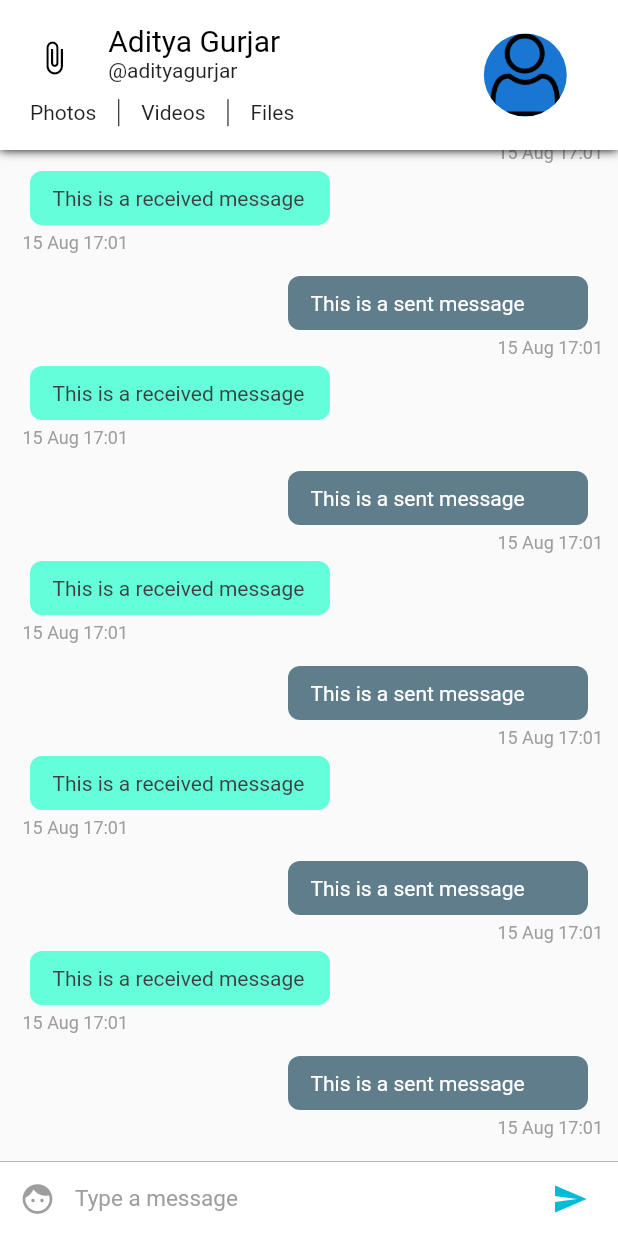
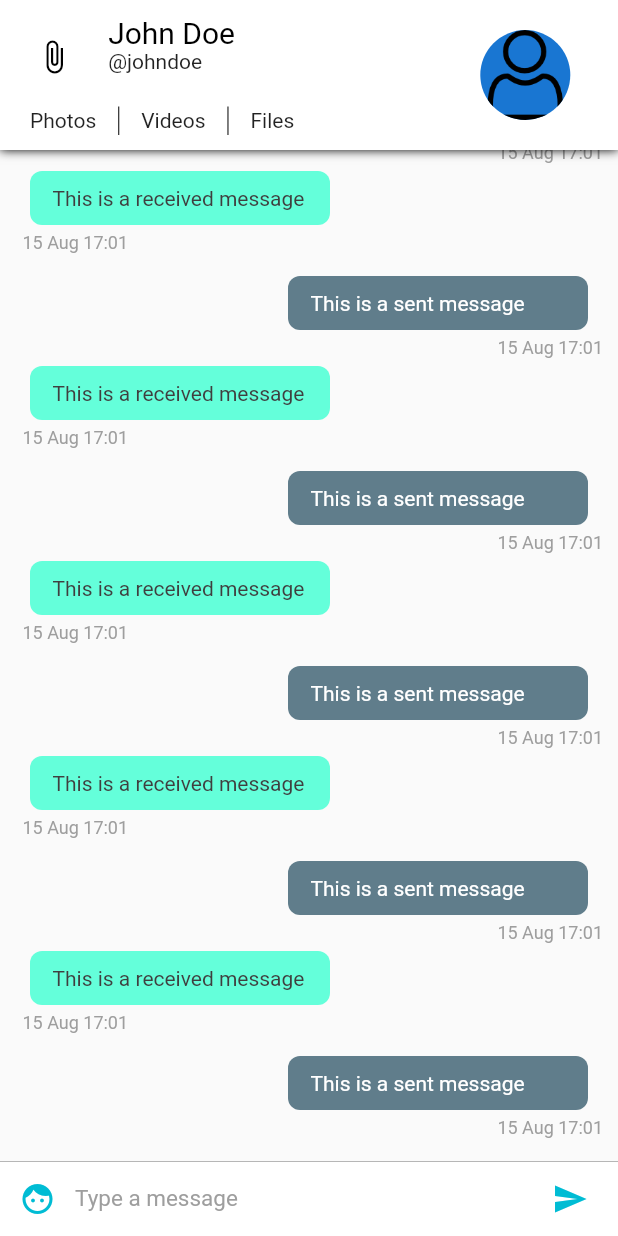
Before and after one commit to carlosProgrammer/messatge, a Flutter app: the screen it shows after launch, on a phone screen of 412 x 824 dp. Run offline on Flutter 3.47's test engine with Material 2 defaults, Android fonts, the phone set to English and light mode, and no system bars.

```diff
--- a/lib/pages/ConversationPage.dart
+++ b/lib/pages/ConversationPage.dart
@@ -7,6 +7,7 @@ import 'package:messatge/widgets/InputWidget.dart';
 class ConversationPage extends StatefulWidget {
   @override
   _ConversationPageState createState() => _ConversationPageState();
+  const ConversationPage();
 }
 
 class _ConversationPageState extends State<ConversationPage> {
--- a/lib/pages/ConversationPageList.dart
+++ b/lib/pages/ConversationPageList.dart
@@ -6,6 +6,7 @@ class ConversationPageList extends StatefulWidget {
 
   @override
   _ConversationPageListState createState() => _ConversationPageListState();
+  const ConversationPageList();
 }
 
 class _ConversationPageListState extends State<ConversationPageList> {
--- a/lib/widgets/ChatAppBar.dart
+++ b/lib/widgets/ChatAppBar.dart
@@ -4,62 +4,79 @@ import 'package:messatge/config/Palette.dart';
 
 class ChatAppBar extends StatelessWidget implements PreferredSizeWidget {
   final double height = 100;
+
+  const ChatAppBar();
+
   @override
   Widget build(BuildContext context) {
-    var textHeading = TextStyle(color: Palette.primaryTextColor, fontSize: 20); // Text style for the name
-    var textStyle = TextStyle(color: Palette.secondaryTextColor); // Text style for everything else
+    var textHeading = TextStyle(
+        color: Palette.primaryTextColor,
+        fontSize: 20); // Text style for the name
+    var textStyle = TextStyle(
+        color: Palette.secondaryTextColor); // Text style for everything else
 
-    double width = MediaQuery.of(context).size.width; // calculate the screen width
     return Material(
         child: Container(
-            decoration: new BoxDecoration(boxShadow: [ //adds a shadow to the appbar
+            decoration: new BoxDecoration(boxShadow: [
+              //adds a shadow to the appbar
               new BoxShadow(
                 color: Colors.black,
                 blurRadius: 5.0,
-              )]),
-            child:  Container(
+              )
+            ]),
+            child: Container(
+                padding: EdgeInsets.only(top: 10, bottom: 10),
                 color: Palette.primaryBackgroundColor,
                 child: Row(children: <Widget>[
-                  Expanded( //we're dividing the appbar into 7 : 3 ratio. 7 is for content and 3 is for the display picture.
+                  Expanded(
+                    //we're dividing the appbar into 7 : 3 ratio. 7 is for content and 3 is for the display picture.
                       flex: 7,
                       child: Center(
                           child: Column(
                             mainAxisSize: MainAxisSize.min,
                             children: <Widget>[
-                              Container(
-                                  height: 70 - (width * .06),
+                              Expanded(
+                                  flex: 7,
+                                  child: Container(
                                       child: Row(
                                         crossAxisAlignment: CrossAxisAlignment.start,
                                         children: <Widget>[
                                           Expanded(
                                               flex: 2,
                                               child: Center(
-                                              child: Icon(
+                                                  child: IconButton(
+                                                      icon: Icon(
                                                         Icons.attach_file,
                                                         color: Palette.secondaryColor,
-                                              ))),
+                                                      ),
+                                                      onPressed: ()=>{}))),
                                           Expanded(
                                               flex: 6,
                                               child: Container(
                                                   child: Column(
                                                     crossAxisAlignment:
                                                     CrossAxisAlignment.start,
-                                                mainAxisAlignment: MainAxisAlignment.center,
+                                                    mainAxisAlignment:
+                                                    MainAxisAlignment.center,
                                                     mainAxisSize: MainAxisSize.min,
                                                     children: <Widget>[
-                                                  Text('Aditya Gurjar', style: textHeading),
-                                                  Text('@adityagurjar', style: textStyle)
+                                                      Text('John Doe',
+                                                          style: textHeading),
+                                                      Text('@johndoe',
+                                                          style: textStyle)
                                                     ],
                                                   ))),
                                         ],
-                                  )),
+                                      ))),
                               //second row containing the buttons for media
-                              Container(
-                                  height: 23,
+                              Expanded(
+                                  flex: 3,
+                                  child: Container(
                                       padding: EdgeInsets.fromLTRB(20, 5, 5, 0),
                                       child: Row(
                                         mainAxisAlignment: MainAxisAlignment.start,
-                                    crossAxisAlignment: CrossAxisAlignment.center,
+                                        crossAxisAlignment:
+                                        CrossAxisAlignment.center,
                                         children: <Widget>[
                                           Text(
                                             'Photos',
@@ -79,7 +96,7 @@ class ChatAppBar extends StatelessWidget implements PreferredSizeWidget {
                                           ),
                                           Text('Files', style: textStyle)
                                         ],
-                                  )),
+                                      ))),
                             ],
                           ))),
                   //This is the display picture
@@ -88,7 +105,7 @@ class ChatAppBar extends StatelessWidget implements PreferredSizeWidget {
                       child: Container(
                           child: Center(
                               child: CircleAvatar(
-                                radius: (80 - (width * .06)) / 2,
+                                radius: 30,
                                 backgroundImage: Image.asset(
                                   Assets.user,
                                 ).image,
--- a/lib/widgets/ChatItemWidget.dart
+++ b/lib/widgets/ChatItemWidget.dart
@@ -4,13 +4,13 @@ import 'package:intl/intl.dart';
 import 'package:messatge/config/Palette.dart';
 
 class ChatItemWidget extends StatelessWidget{
-  var index;
+  final int index;
 
-  ChatItemWidget(this.index);
+  const ChatItemWidget(this.index);
 
   @override
   Widget build(BuildContext context) {
-    // TODO: implement build
+
     if (index % 2 == 0) {
       //This is the sent message. We'll later use data from firebase instead of index to determine the message is sent or received.
       return Container(
--- a/lib/widgets/InputWidget.dart
+++ b/lib/widgets/InputWidget.dart
@@ -4,7 +4,9 @@ import 'package:messatge/config/Palette.dart';
 
 class InputWidget extends StatelessWidget {
 
-  final TextEditingController textEditingController = new TextEditingController();
+  final TextEditingController textEditingController = TextEditingController();
+
+  InputWidget();
 
   @override
   Widget build(BuildContext context) {
@@ -17,6 +19,7 @@ class InputWidget extends StatelessWidget {
               child: new IconButton(
                 icon: new Icon(Icons.face),
                 color: Palette.primaryColor,
+                onPressed: ()=>{},
               ),
             ),
             color: Colors.white,
```
Also changed, not shown: 8 other files. Lines whose indentation alone changed are shown as unchanged.
